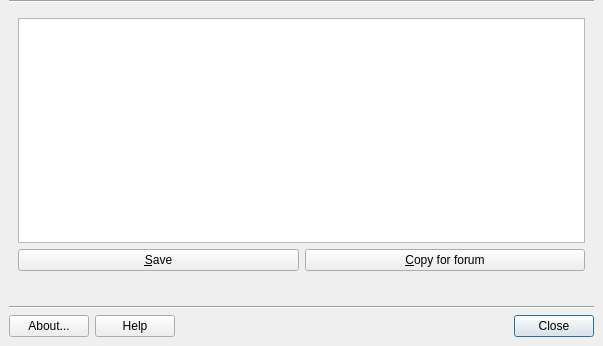
The window that mainwindow.ui (MX-Linux/quick-system-info-gui) describes before a commit, drawn with Qt 5.
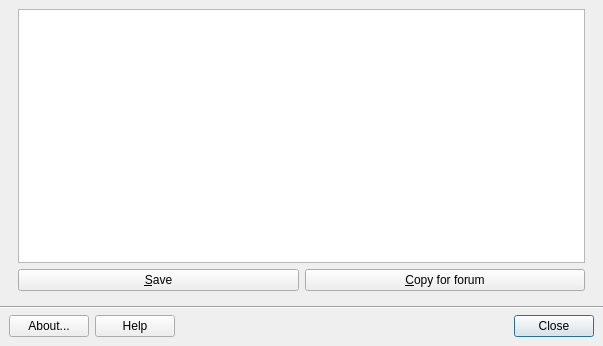
The same window after the commit. Icons and pictures are not drawn.

Commit message: Clean up wasted space.

The edit to the form file:
```diff
--- a/mainwindow.ui
+++ b/mainwindow.ui
@@ -62,54 +62,7 @@
      <property name="rightMargin">
       <number>9</number>
      </property>
-     <item row="1" column="0" colspan="2">
-      <widget class="Line" name="line_3">
-       <property name="orientation">
-        <enum>Qt::Horizontal</enum>
-       </property>
-      </widget>
-     </item>
-     <item row="3" column="0">
-      <spacer name="horizontalSpacer_18">
-       <property name="orientation">
-        <enum>Qt::Horizontal</enum>
-       </property>
-       <property name="sizeHint" stdset="0">
-        <size>
-         <width>0</width>
-         <height>0</height>
-        </size>
-       </property>
-      </spacer>
-     </item>
-     <item row="3" column="1">
-      <spacer name="horizontalSpacer_19">
-       <property name="orientation">
-        <enum>Qt::Horizontal</enum>
-       </property>
-       <property name="sizeHint" stdset="0">
-        <size>
-         <width>0</width>
-         <height>0</height>
-        </size>
-       </property>
-      </spacer>
-     </item>
-     <item row="5" column="0" colspan="2">
-      <widget class="Line" name="line_2">
-       <property name="orientation">
-        <enum>Qt::Horizontal</enum>
-       </property>
-      </widget>
-     </item>
-     <item row="4" column="0" colspan="2">
-      <widget class="QLabel" name="labelLoginInfo">
-       <property name="text">
-        <string/>
-       </property>
-      </widget>
-     </item>
-     <item row="2" column="0" colspan="2">
+     <item row="0" column="0" colspan="2">
       <widget class="QWidget" name="widget" native="true">
        <property name="sizePolicy">
         <sizepolicy hsizetype="Preferred" vsizetype="Preferred">
@@ -354,6 +307,13 @@
      </item>
     </layout>
    </item>
+   <item row="1" column="0" colspan="2">
+    <widget class="Line" name="line_2">
+     <property name="orientation">
+      <enum>Qt::Horizontal</enum>
+     </property>
+    </widget>
+   </item>
   </layout>
  </widget>
  <resources/>
```
